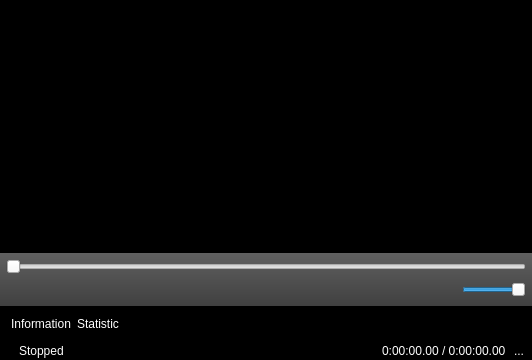
The window that hostwindow.ui (mpc-qt/mpc-qt) describes before a commit, drawn with Qt 5.
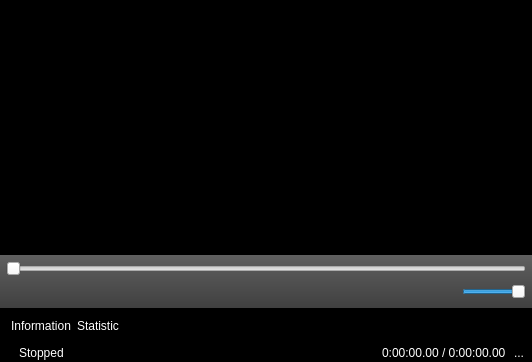
The same window after the commit. Icons and pictures are not drawn.

Commit message:
zoom: fake playing a video with the default size when stopped
I'm also aware of a small bug where loading dud files does not properly
enter the stopped state. (but who does this?) I'll likely get to that in
the next commit.

Diff of the .ui file:
```diff
--- a/hostwindow.ui
+++ b/hostwindow.ui
@@ -6,8 +6,8 @@
    <rect>
     <x>0</x>
     <y>0</y>
-    <width>432</width>
-    <height>360</height>
+    <width>500</width>
+    <height>362</height>
    </rect>
   </property>
   <property name="sizePolicy">
```
The commit also changes 2 other files.
